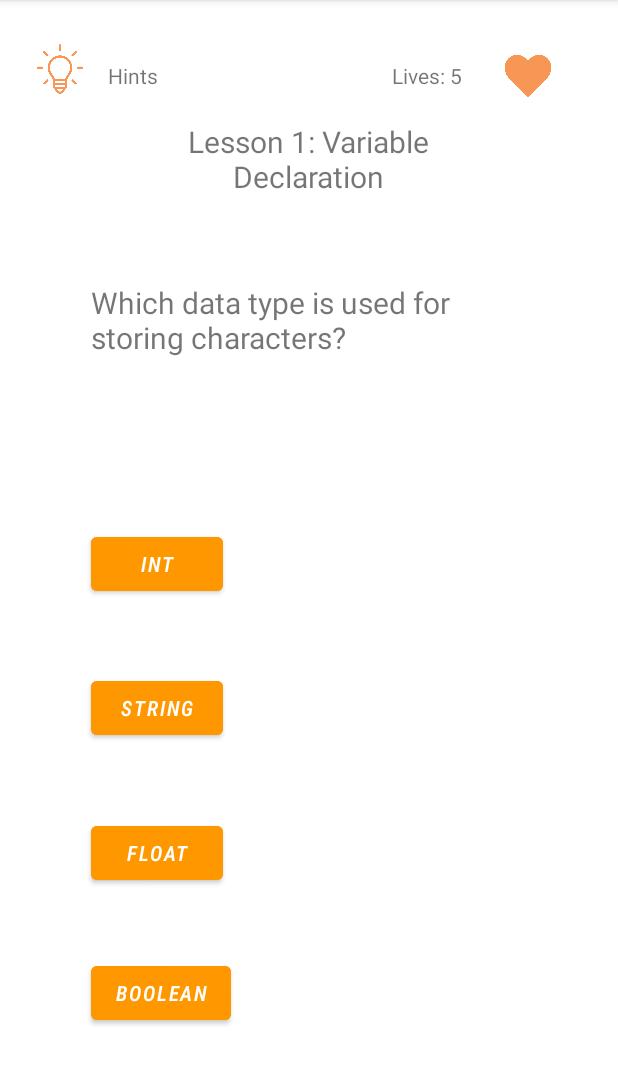
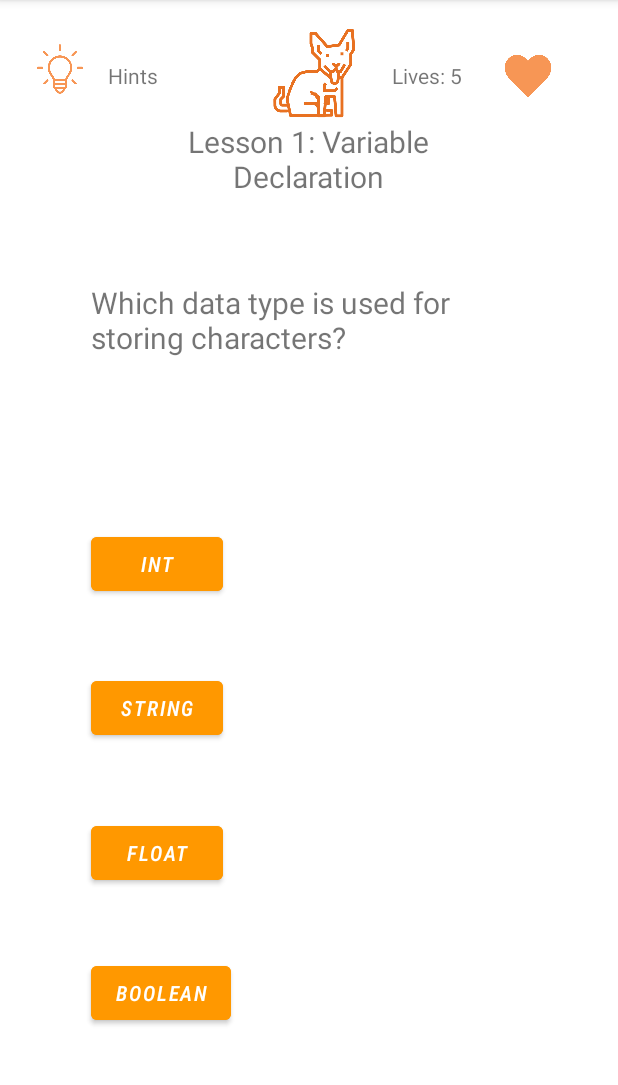
Before and after one commit to dtscott9/Codingo, an Android app: the MultipleChoice screen opened directly, with no data from a screen before it, on a phone screen of 412 x 824 dp, the part 84-1169 px from its top. Run offline under Robolectric (Android 15) with nearby library versions, the phone set to English and light mode, and no system bars.

Commit message:
added a few animations

```diff
--- a/app/src/main/java/com/example/codingo/MultipleChoice.kt
+++ b/app/src/main/java/com/example/codingo/MultipleChoice.kt
@@ -1,6 +1,7 @@
 package com.example.codingo
 
 import android.content.Intent
+import android.graphics.drawable.AnimationDrawable
 import androidx.appcompat.app.AppCompatActivity
 import android.os.Bundle
 import android.view.View
@@ -23,6 +24,10 @@ class MultipleChoice : AppCompatActivity() {
     lateinit var livesOutput : TextView
     lateinit var menuButton: Button
     lateinit var gameOver: ImageView
+    lateinit var sitting : ImageView
+    lateinit var correct : ImageView
+    lateinit var sad_animation: AnimationDrawable
+    lateinit var correctAnimation: AnimationDrawable
 
 
 
@@ -46,6 +51,12 @@ class MultipleChoice : AppCompatActivity() {
         livesOutput = findViewById(R.id.livesLeft)
         menuButton = findViewById(R.id.mainMenu)
         gameOver = findViewById(R.id.sadDingo)
+        gameOver.setBackgroundResource(R.drawable.sad_animation)
+        sad_animation = gameOver.background as AnimationDrawable
+        sitting = findViewById(R.id.dingoSitting)
+        correct = findViewById(R.id.correct)
+        correct.setBackgroundResource(R.drawable.dingo_idle_animation)
+        correctAnimation = correct.background as AnimationDrawable
 
         menuButton.visibility = View.GONE
 
@@ -61,7 +72,8 @@ class MultipleChoice : AppCompatActivity() {
 
 
         fun loadQuestions(questionNumber : Int) {
-
+            correct.visibility = View.GONE
+            sitting.visibility = View.VISIBLE
             validityOutput.text = ""
             continueButton.visibility = View.GONE
             backButton.visibility = View.GONE
@@ -80,8 +92,9 @@ class MultipleChoice : AppCompatActivity() {
             val answer : String = question[questionIndex + 5]
             fun checkValidity(button: Button) {
                 if (button.text == answer) {
+                    sitting.visibility = View.GONE
+                    correct.visibility = View.VISIBLE
                     validityOutput.text = "That is correct!"
-
                     choice1.visibility = View.GONE
                     choice2.visibility = View.GONE
                     choice3.visibility = View.GONE
@@ -101,6 +114,7 @@ class MultipleChoice : AppCompatActivity() {
                         livesOutput.text = "Lives: " + lives.toString()
                         validityOutput.text = "Game Over"
 
+                        sitting.visibility = View.GONE
                         menuButton.visibility = View.VISIBLE
                         questionOutput.visibility = View.GONE
                         choice1.visibility = View.GONE
@@ -161,5 +175,9 @@ class MultipleChoice : AppCompatActivity() {
 
     }
 
-
+    override fun onWindowFocusChanged(hasFocus: Boolean) {
+        super.onWindowFocusChanged(hasFocus)
+        sad_animation.start()
+        correctAnimation.start()
+    }
 }
--- a/app/src/main/java/com/example/codingo/activity_tips.kt
+++ b/app/src/main/java/com/example/codingo/activity_tips.kt
@@ -39,10 +39,10 @@ class activity_tips : AppCompatActivity() {
 
         fun loadTips (lessonNum:Int) {
             if (lessonNum == 1) {
-                lessonIntro.text = resources.getString(R.string.variables_intro)
+                lessonIntro.text = resources.getString(R.string.tip_1)
                 lessonPic1.setImageResource(R.drawable.lesson1_pic_1)
-                tip1.text = resources.getString(R.string.value_types)
-                tip2.text = resources.getString(R.string.input)
+                tip1.text = resources.getString(R.string.tip_3)
+                tip2.text = resources.getString(R.string.tip_5)
                 lessonPic2.setImageResource(R.drawable.lesson1_pic_2)
                 tip3.text = resources.getString(R.string.input2)
                 lessonPic3.setImageResource(R.drawable.lesson1_pic_3)
--- /dev/null
+++ b/app/src/main/res/drawable/sad_animation.xml
@@ -0,0 +1,13 @@
+<?xml version="1.0" encoding="utf-8"?>
+<animation-list xmlns:android="http://schemas.android.com/apk/res/android">
+    <item android:drawable="@drawable/dingo_sad"
+        android:duration="200"/>
+    <item android:drawable="@drawable/dingo_sad_2"
+        android:duration="200"/>
+    <item android:drawable="@drawable/dingo_sad_3"
+        android:duration="200"/>
+    <item android:drawable="@drawable/dingo_sad_4"
+        android:duration="200"/>
+    <item android:drawable="@drawable/dingo_sad_5"
+        android:duration="200"/>
+</animation-list>
--- a/app/src/main/res/layout/activity_multiple_choice.xml
+++ b/app/src/main/res/layout/activity_multiple_choice.xml
@@ -201,5 +201,25 @@
         android:layout_marginTop="96dp"
         app:layout_constraintStart_toStartOf="parent"
         app:layout_constraintTop_toTopOf="parent"
-        app:srcCompat="@drawable/dingo_sad" />
+         />
+
+    <ImageView
+        android:id="@+id/dingoSitting"
+        android:layout_width="84dp"
+        android:layout_height="89dp"
+        android:layout_marginTop="4dp"
+        android:layout_marginEnd="12dp"
+        app:layout_constraintEnd_toStartOf="@+id/livesLeft"
+        app:layout_constraintTop_toTopOf="parent"
+        app:srcCompat="@drawable/sitting_1" />
+
+    <ImageView
+        android:id="@+id/correct"
+        android:layout_width="84dp"
+        android:layout_height="89dp"
+        android:layout_marginTop="4dp"
+        android:layout_marginEnd="12dp"
+        app:layout_constraintEnd_toStartOf="@+id/livesLeft"
+        app:layout_constraintTop_toTopOf="parent"
+        tools:layout_editor_absoluteY="356dp" />
 </androidx.constraintlayout.widget.ConstraintLayout>
--- a/app/src/main/res/values/module_1.xml
+++ b/app/src/main/res/values/module_1.xml
@@ -1,6 +1,6 @@
 <?xml version="1.0" encoding="utf-8"?>
 <resources>
-    <string name="module_name">Module 1</string>
+    <string name="moduleName">Module 1</string>
 
     <string name="lesson_name">Lesson 1</string>
 
--- a/app/src/main/res/values/module_5.xml
+++ b/app/src/main/res/values/module_5.xml
@@ -59,7 +59,7 @@
     <string name="tip7">You can modify properties on objects like this:
 
         Example: Set the age of p1 to 40 by calling the object and method and using the
-        '=' sign to set the value.
+        \'=\' sign to set the value.
 
 p1.age = 40</string>
     <string name="tip8">Class definitions cannot be empty, but if you for some reason have a
```
Also changed, not shown: app/src/main/res/drawable/dingo_sad.png, app/src/main/res/drawable/dingo_sad_2.png (added), app/src/main/res/drawable/dingo_sad_3.png (added), app/src/main/res/drawable/dingo_sad_4.png (added), app/src/main/res/drawable/dingo_sad_5.png (added).
